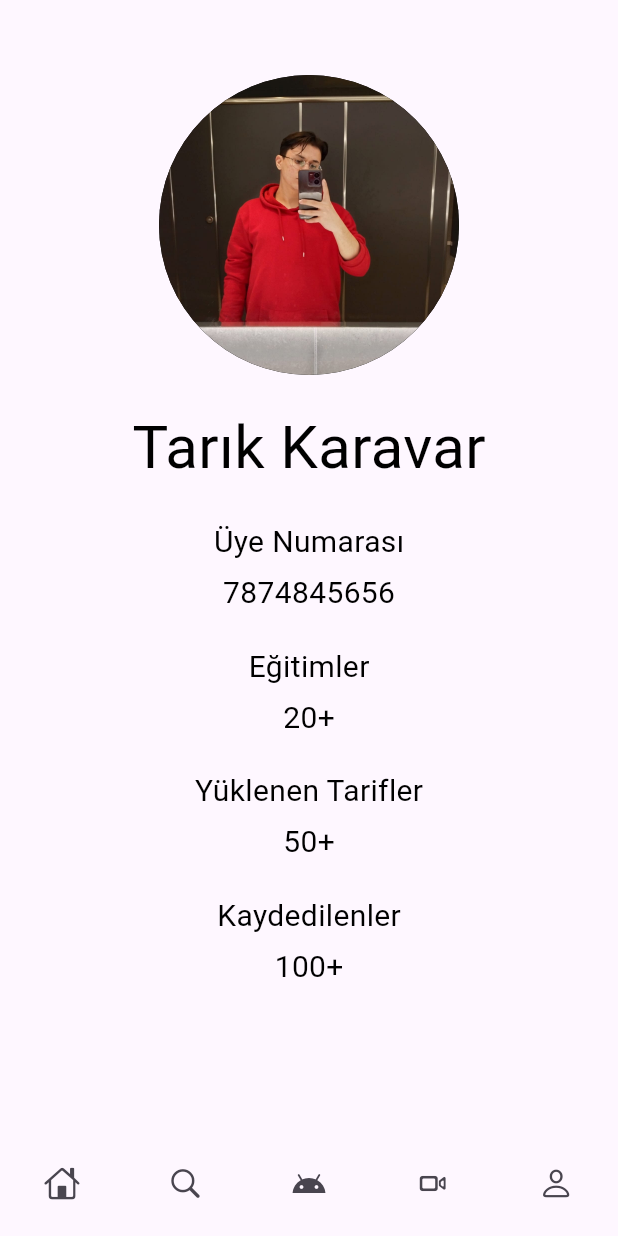
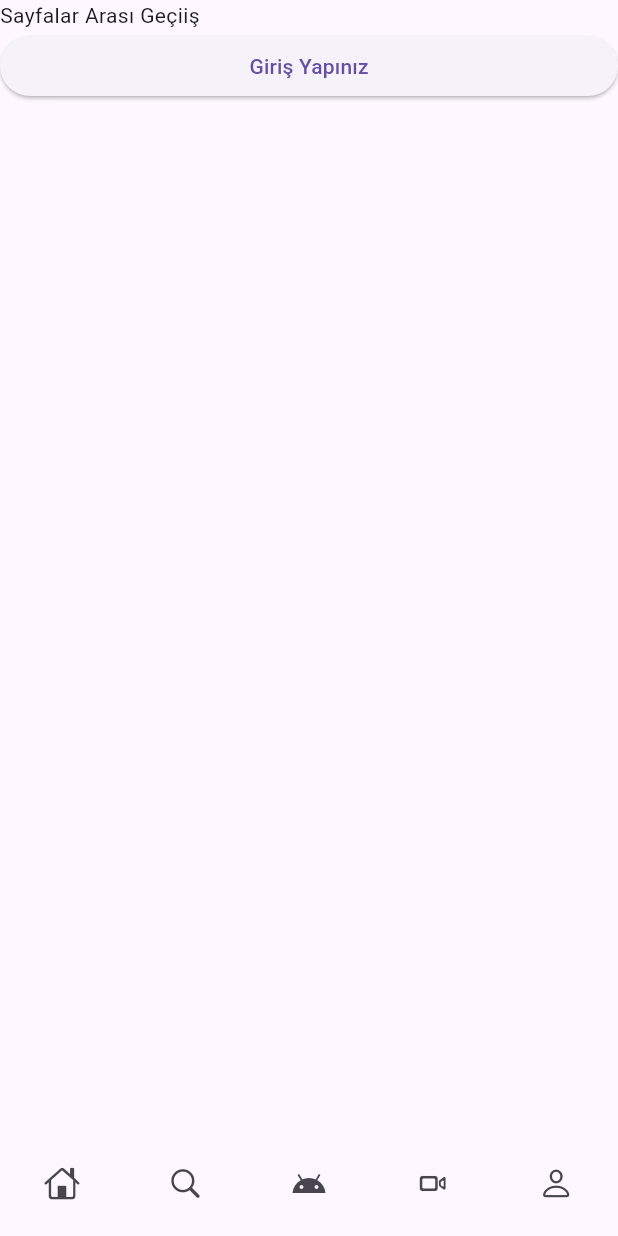
Before and after one commit to TarikKaravar/Yemekci-Flutter, a Flutter app: the ProfileScreen screen opened by its route, on a phone screen of 412 x 824 dp. Run offline on Flutter 3.47's test engine with Material 3 defaults, Android fonts, the phone set to English and light mode, and no system bars; our stand-ins replace go_router, lottie; missing offline and left inert: dotlottie_loader.

Commit message:
Hatlar giderildi + giriş butonu eklendi

```diff
--- a/lib/core/routes.dart
+++ b/lib/core/routes.dart
@@ -1,4 +1,5 @@
 import 'package:flutter/material.dart';
+import 'package:flutter_app/screens/login_screen.dart';
 import 'package:go_router/go_router.dart';
 import '../screens/history_screen.dart';
 import '../screens/loading_screen.dart';
@@ -38,5 +39,11 @@ final router = GoRouter(
         path: '/history',
         builder: (context, state) => const HistoryScreen(),
       ),
+
+
+      GoRoute(
+        path: '/login',
+        builder: (context, state) => const LoginScreen(),
+      ),
   ],
 );
--- /dev/null
+++ b/lib/screens/login_screen.dart
@@ -0,0 +1,20 @@
+import 'package:flutter/material.dart';
+
+class LoginScreen extends StatefulWidget {
+  const LoginScreen({super.key});
+
+  @override
+  State<LoginScreen> createState() => _LoginScreenState();
+}
+
+class _LoginScreenState extends State<LoginScreen> {
+   @override
+   Widget build(BuildContext context) {
+    return Scaffold(
+      appBar: AppBar(),
+      body: const Center(
+        child: Text ("Giris Ekranım"),
+      ), // Center
+    ); // Scaffold
+   }
+}
--- a/lib/screens/profile_screen.dart
+++ b/lib/screens/profile_screen.dart
@@ -1,4 +1,5 @@
 import 'package:flutter/material.dart';
+import 'package:go_router/go_router.dart';
 
 import 'home_screen.dart';
 
@@ -8,118 +9,18 @@ class ProfileScreen extends StatelessWidget {
   @override
   Widget build(BuildContext context) {
     return Scaffold(
-      body: Center(
-
-       child: Column(
-  mainAxisAlignment: MainAxisAlignment.start, // Üst tarafa hizalar
-  children: [
-    Padding(
-      padding: const EdgeInsets.only(top: 50.0), // Yukarı taşıma miktarı
-      child: CircleAvatar(
-        radius: 100, // Yuvarlak çerçeve boyutu
-        backgroundImage: AssetImage('assets/images/pp.jpg'), // Resim yolu
-        backgroundColor: Colors.black, // Arka plan rengi
-      ),
-    ),
-
-    const SizedBox(height: 20),
-    const Text(
-      'Tarık Karavar',
-      style: TextStyle(
-        color: Colors.black,
-        fontSize: 40,
-      ),
-    ),
-const SizedBox(height: 20),
-const Text(
-      'Üye Numarası',
-      style: TextStyle(
-        color: Colors.black,
-        fontSize: 20,
-      ),
-    ),
-
-    const SizedBox(height: 5),
-const Text(
-      '7874845656',
-      style: TextStyle(
-        color: Colors.black,
-        fontSize: 20,
-      ),
-    ),
-
-    const SizedBox(height: 20),
-const Text(
-      'Eğitimler',
-      style: TextStyle(
-        color: Colors.black,
-        fontSize: 20,
-      ),
-    ),
-
-    const SizedBox(height: 5),
-const Text(
-      '20+',
-      style: TextStyle(
-        color: Colors.black,
-        fontSize: 20,
-      ),
-    ),
-
-    const SizedBox(height: 20),
-const Text(
-      'Yüklenen Tarifler',
-      style: TextStyle(
-        color: Colors.black,
-        fontSize: 20,
-      ),
-    ),
-
-    const SizedBox(height: 5),
-const Text(
-      '50+',
-      style: TextStyle(
-        color: Colors.black,
-        fontSize: 20,
-      ),
-    ),
-
-
-    const SizedBox(height: 20),
-const Text(
-      'Kaydedilenler',
-      style: TextStyle(
-        color: Colors.black,
-        fontSize: 20,
-      ),
-    ),
-
-    const SizedBox(height: 5),
-const Text(
-      '100+',
-      style: TextStyle(
-        color: Colors.black,
-        fontSize: 20,
-      ),
-    ),
-
-
-
-
-  ],
-),
-
-
-
-
-
-
-      ),
-
-
-
-        bottomNavigationBar: BottomMenu(),
-
-    );
+      body: ListView(
+        children: [
+          const Text("Sayfalar Arası Geçiiş"),
+          ElevatedButton(
+            onPressed: () {
+              context.push("/login");
+            },
+            child: const Text("Giriş Yapınız"),
+          ),
+        ],
+      ), // List View
+      bottomNavigationBar: BottomMenu(),
+    ); // Scaffold
   }
 }
```
